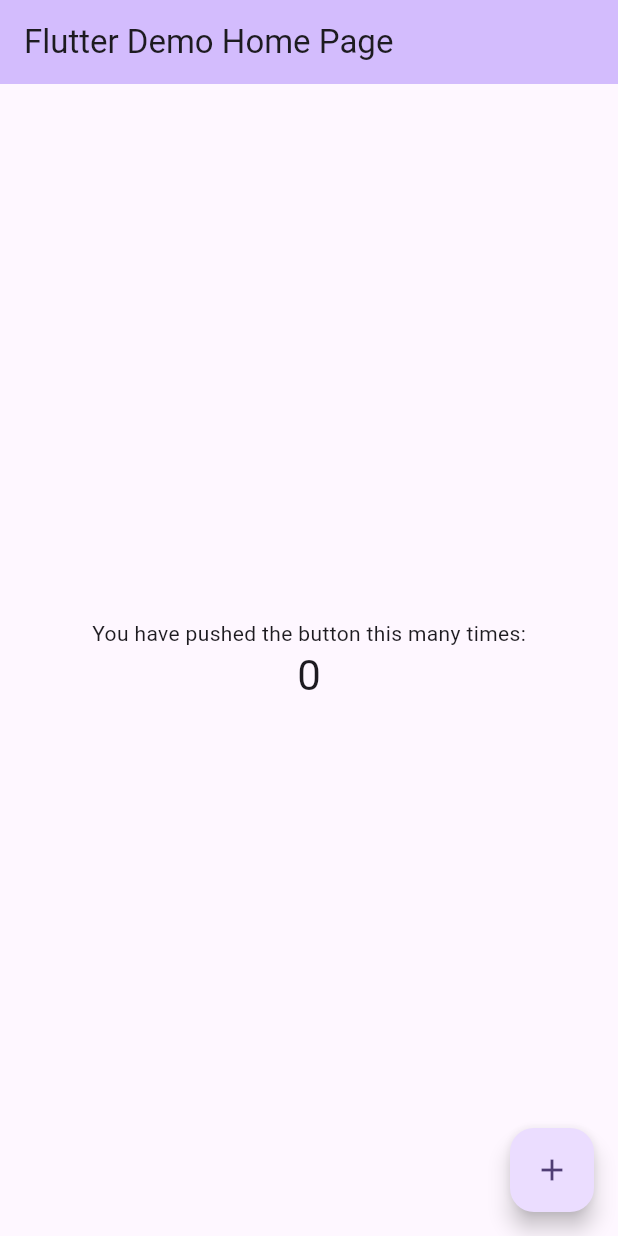
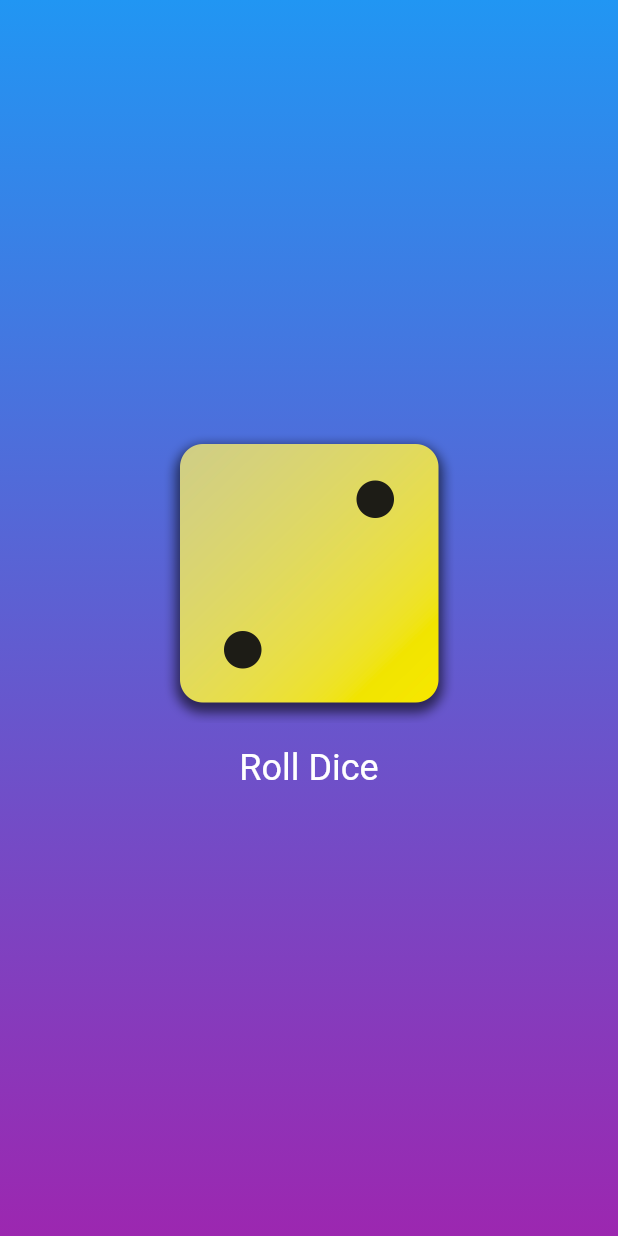
Before and after one commit to yomagicdev/learning_flutter, a Flutter app: the screen it shows after launch, on a phone screen of 412 x 824 dp. Run offline on Flutter 3.47's test engine with Material 3 defaults, Android fonts, the phone set to English and light mode, and no system bars.

Commit message:
Flutter Dart Basics - Random Dice Roller

```diff
--- /dev/null
+++ b/lib/dice_roller.dart
@@ -0,0 +1,47 @@
+import 'package:flutter/material.dart';
+import 'dart:math';
+
+final randomizer = Random();
+
+class DiceRoller extends StatefulWidget {
+
+  const DiceRoller({super.key});
+
+  @override
+  State<DiceRoller> createState() {
+    return _DiceRollerState();
+  }
+}
+
+class _DiceRollerState extends State<DiceRoller> {
+
+  var currentDiceRoll = 2;
+
+  void rollDice() {
+    setState(() {
+      currentDiceRoll = randomizer.nextInt(6) + 1;
+    });
+  }
+
+  @override
+  Widget build(context) {
+    return Column(
+      mainAxisSize: MainAxisSize.min,
+      mainAxisAlignment: MainAxisAlignment.center,
+      children: [
+        Image.asset(
+            'assets/images/dice-$currentDiceRoll.png',
+            width: 200
+        ),
+        TextButton(
+            onPressed: rollDice,
+            style: TextButton.styleFrom(
+                padding: const EdgeInsets.all(16),
+                foregroundColor: Colors.white,
+                textStyle: const TextStyle(fontSize: 24)),
+            child: const Text('Roll Dice')),
+      ],
+    );
+  }
+
+}
--- /dev/null
+++ b/lib/gradient_container.dart
@@ -0,0 +1,22 @@
+import 'package:flutter/material.dart';
+import 'package:learning_flutter/dice_roller.dart';
+
+class GradientContainer extends StatelessWidget {
+  const GradientContainer({super.key});
+
+  @override
+  Widget build(BuildContext context) {
+    return Container(
+      decoration: const BoxDecoration(
+        gradient: LinearGradient(
+          begin: Alignment.topCenter,
+          end: Alignment.bottomCenter,
+          colors: [Colors.blue, Colors.purple],
+        ),
+      ),
+      child: const Center(
+        child: DiceRoller(),
+      ),
+    );
+  }
+}
--- a/lib/main.dart
+++ b/lib/main.dart
@@ -1,125 +1,10 @@
 import 'package:flutter/material.dart';
+import 'package:learning_flutter/gradient_container.dart';
 
 void main() {
-  runApp(const MyApp());
+  runApp(
+    const MaterialApp(
+      home: Scaffold(backgroundColor: Colors.blue, body: GradientContainer()),
+    ),
+  );
 }
-
-class MyApp extends StatelessWidget {
-  const MyApp({super.key});
-
-  // This widget is the root of your application.
-  @override
-  Widget build(BuildContext context) {
-    return MaterialApp(
-      title: 'Flutter Demo',
-      theme: ThemeData(
-        // This is the theme of your application.
-        //
-        // TRY THIS: Try running your application with "flutter run". You'll see
-        // the application has a purple toolbar. Then, without quitting the app,
-        // try changing the seedColor in the colorScheme below to Colors.green
-        // and then invoke "hot reload" (save your changes or press the "hot
-        // reload" button in a Flutter-supported IDE, or press "r" if you used
-        // the command line to start the app).
-        //
-        // Notice that the counter didn't reset back to zero; the application
-        // state is not lost during the reload. To reset the state, use hot
-        // restart instead.
-        //
-        // This works for code too, not just values: Most code changes can be
-        // tested with just a hot reload.
-        colorScheme: ColorScheme.fromSeed(seedColor: Colors.deepPurple),
-        useMaterial3: true,
-      ),
-      home: const MyHomePage(title: 'Flutter Demo Home Page'),
-    );
-  }
-}
-
-class MyHomePage extends StatefulWidget {
-  const MyHomePage({super.key, required this.title});
-
-  // This widget is the home page of your application. It is stateful, meaning
-  // that it has a State object (defined below) that contains fields that affect
-  // how it looks.
-
-  // This class is the configuration for the state. It holds the values (in this
-  // case the title) provided by the parent (in this case the App widget) and
-  // used by the build method of the State. Fields in a Widget subclass are
-  // always marked "final".
-
-  final String title;
-
-  @override
-  State<MyHomePage> createState() => _MyHomePageState();
-}
-
-class _MyHomePageState extends State<MyHomePage> {
-  int _counter = 0;
-
-  void _incrementCounter() {
-    setState(() {
-      // This call to setState tells the Flutter framework that something has
-      // changed in this State, which causes it to rerun the build method below
-      // so that the display can reflect the updated values. If we changed
-      // _counter without calling setState(), then the build method would not be
-      // called again, and so nothing would appear to happen.
-      _counter++;
-    });
-  }
-
-  @override
-  Widget build(BuildContext context) {
-    // This method is rerun every time setState is called, for instance as done
-    // by the _incrementCounter method above.
-    //
-    // The Flutter framework has been optimized to make rerunning build methods
-    // fast, so that you can just rebuild anything that needs updating rather
-    // than having to individually change instances of widgets.
-    return Scaffold(
-      appBar: AppBar(
-        // TRY THIS: Try changing the color here to a specific color (to
-        // Colors.amber, perhaps?) and trigger a hot reload to see the AppBar
-        // change color while the other colors stay the same.
-        backgroundColor: Theme.of(context).colorScheme.inversePrimary,
-        // Here we take the value from the MyHomePage object that was created by
-        // the App.build method, and use it to set our appbar title.
-        title: Text(widget.title),
-      ),
-      body: Center(
-        // Center is a layout widget. It takes a single child and positions it
-        // in the middle of the parent.
-        child: Column(
-          // Column is also a layout widget. It takes a list of children and
-          // arranges them vertically. By default, it sizes itself to fit its
-          // children horizontally, and tries to be as tall as its parent.
-          //
-          // Column has various properties to control how it sizes itself and
-          // how it positions its children. Here we use mainAxisAlignment to
-          // center the children vertically; the main axis here is the vertical
-          // axis because Columns are vertical (the cross axis would be
-          // horizontal).
-          //
-          // TRY THIS: Invoke "debug painting" (choose the "Toggle Debug Paint"
-          // action in the IDE, or press "p" in the console), to see the
-          // wireframe for each widget.
-          mainAxisAlignment: MainAxisAlignment.center,
-          children: <Widget>[
-            const Text(
-              'You have pushed the button this many times:',
-            ),
-            Text(
-              '$_counter',
-              style: Theme.of(context).textTheme.headlineMedium,
-            ),
-          ],
-        ),
-      ),
-      floatingActionButton: FloatingActionButton(
-        onPressed: _incrementCounter,
-        tooltip: 'Increment',
-        child: const Icon(Icons.add),
-      ), // This trailing comma makes auto-formatting nicer for build methods.
-    );
-  }
-}
--- /dev/null
+++ b/lib/styled_text.dart
@@ -0,0 +1,19 @@
+import 'package:flutter/material.dart';
+
+class StyledText extends StatelessWidget {
+  const StyledText(this.text, {super.key});
+
+  final String text;
+
+  @override
+  Widget build(BuildContext context) {
+    return Text(
+      text,
+      style: const TextStyle(
+        fontSize: 32,
+        fontWeight: FontWeight.bold,
+        color: Colors.white,
+      ),
+    );
+  }
+}
```
Also changed, not shown: pubspec.yaml (+7 -3 lines), assets/images/dice-1.png (added), assets/images/dice-2.png (added), assets/images/dice-3.png (added), assets/images/dice-4.png (added), assets/images/dice-5.png (added), assets/images/dice-6.png (added), 1 other file.
